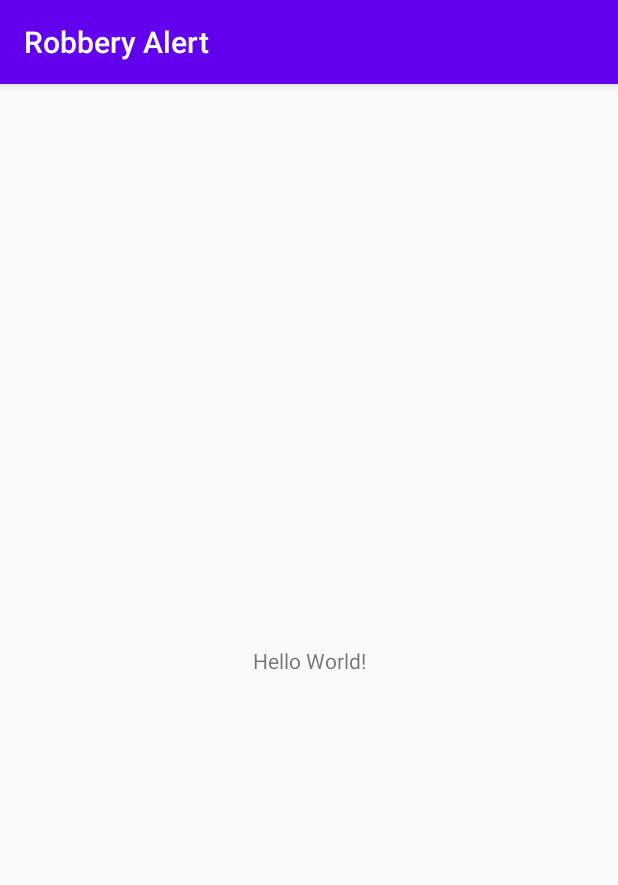
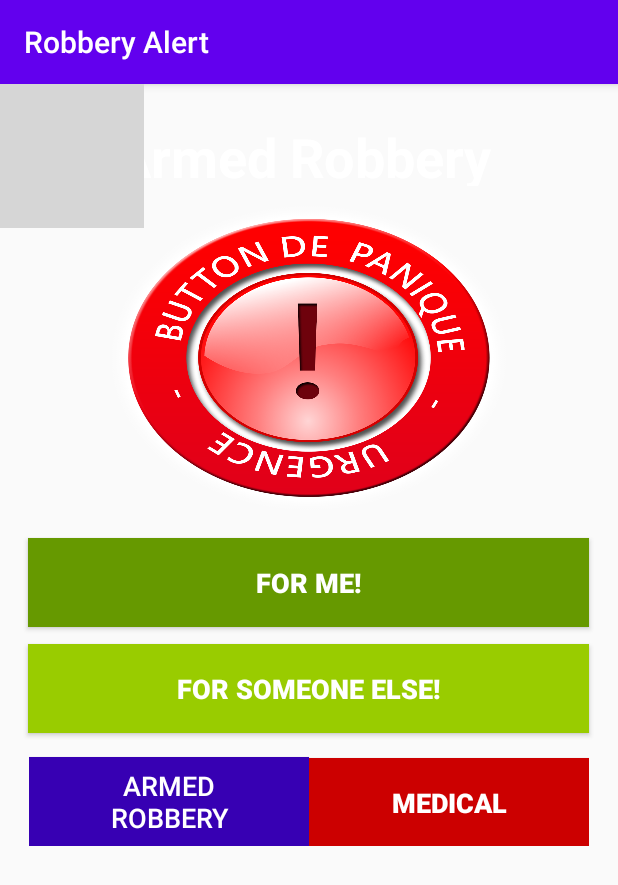
Before and after one commit to Yveskab/R-A-System, an Android app: the screen it shows after launch (MainActivity), on a phone screen of 412 x 824 dp. Shown: the top 885 px of the screen. Run offline under Robolectric (Android 15) with nearby library versions, the phone set to English and light mode, and no system bars; grey boxes are pictures that could not be loaded.

Commit message:
version 2

```diff
--- /dev/null
+++ b/app/src/main/java/yves/mycompany/robberyalert/Notification.java
@@ -0,0 +1,4 @@
+package yves.mycompany.robberyalert;
+
+public class Notification {
+}
--- a/app/src/main/res/layout/activity_main.xml
+++ b/app/src/main/res/layout/activity_main.xml
@@ -6,13 +6,140 @@
     android:layout_height="match_parent"
     tools:context=".MainActivity">
 
-    <TextView
+    <ImageView
+        android:id="@+id/imageView"
         android:layout_width="wrap_content"
         android:layout_height="wrap_content"
-        android:text="Hello World!"
+        android:scaleType="fitXY"
         app:layout_constraintBottom_toBottomOf="parent"
-        app:layout_constraintLeft_toLeftOf="parent"
-        app:layout_constraintRight_toRightOf="parent"
+        app:layout_constraintEnd_toEndOf="parent"
+        app:layout_constraintHorizontal_bias="0.0"
+        app:layout_constraintStart_toStartOf="parent"
+        app:layout_constraintTop_toTopOf="parent"
+        app:layout_constraintVertical_bias="0.0"
+        app:srcCompat="@drawable/darkbackground" />
+
+    <ImageView
+        android:id="@+id/imageView2"
+        android:layout_width="272dp"
+        android:layout_height="209dp"
+        android:layout_marginTop="10dp"
+        android:scaleType="fitXY"
+        app:layout_constraintEnd_toEndOf="parent"
+        app:layout_constraintStart_toStartOf="parent"
+        app:layout_constraintTop_toBottomOf="@+id/textView"
+        app:srcCompat="@drawable/red_button_fr" />
+
+    <TextView
+        android:id="@+id/textView"
+        android:layout_width="258dp"
+        android:layout_height="44dp"
+        android:layout_marginTop="24dp"
+        android:text="@string/app_name_text"
+        android:textColor="@android:color/background_light"
+        android:textSize="36sp"
+        android:textStyle="bold"
+        app:layout_constraintEnd_toEndOf="parent"
+        app:layout_constraintHorizontal_bias="0.496"
+        app:layout_constraintStart_toStartOf="parent"
         app:layout_constraintTop_toTopOf="parent" />
 
+    <Button
+        android:id="@+id/my_button"
+        android:layout_width="374dp"
+        android:layout_height="59dp"
+        android:layout_marginTop="15dp"
+        android:background="@android:color/holo_green_dark"
+        android:text="@string/my_button"
+        android:textColor="#ffff"
+        android:textSize="18sp"
+        android:textStyle="bold"
+        app:layout_constraintEnd_toEndOf="parent"
+        app:layout_constraintHorizontal_bias="0.486"
+        app:layout_constraintStart_toStartOf="parent"
+        app:layout_constraintTop_toBottomOf="@+id/imageView2" />
+
+    <Button
+        android:id="@+id/neighbor_button"
+        android:layout_width="374dp"
+        android:layout_height="59dp"
+        android:layout_marginTop="11dp"
+        android:background="@android:color/holo_green_light"
+        android:text="@string/neighbor_button"
+        android:textColor="#ffff"
+        android:textSize="18sp"
+        android:textStyle="bold"
+        app:layout_constraintEnd_toEndOf="parent"
+        app:layout_constraintHorizontal_bias="0.486"
+        app:layout_constraintStart_toStartOf="parent"
+        app:layout_constraintTop_toBottomOf="@+id/my_button" />
+
+    <LinearLayout
+        android:id="@+id/linearLayout"
+        android:layout_width="373dp"
+        android:layout_height="70dp"
+        android:layout_marginTop="5dp"
+        android:orientation="horizontal"
+        app:layout_constraintEnd_toEndOf="parent"
+        app:layout_constraintStart_toStartOf="parent"
+        app:layout_constraintTop_toBottomOf="@+id/neighbor_button">
+
+        <Button
+            android:id="@+id/button6"
+            android:layout_width="wrap_content"
+            android:layout_height="59dp"
+            android:layout_weight="1"
+            android:background="@color/colorPrimaryDark"
+            android:text="@string/armed_robbery_btn"
+            android:textColor="#FFFFFF"
+            android:textSize="18sp" />
+
+        <Button
+            android:id="@+id/button7"
+            android:layout_width="wrap_content"
+            android:layout_height="59dp"
+            android:layout_marginTop="11dp"
+            android:layout_weight="1"
+            android:background="@android:color/holo_red_dark"
+            android:text="@string/medical_btn"
+            android:textColor="#FFFFFF"
+            android:textSize="18sp"
+            android:textStyle="bold" />
+    </LinearLayout>
+
+    <LinearLayout
+        android:layout_width="373dp"
+        android:layout_height="82dp"
+        android:orientation="horizontal"
+        app:layout_constraintBottom_toBottomOf="@+id/imageView"
+        app:layout_constraintEnd_toEndOf="parent"
+        app:layout_constraintStart_toStartOf="parent"
+        app:layout_constraintTop_toBottomOf="@+id/linearLayout"
+        app:layout_constraintVertical_bias="0.0">
+
+        <Button
+            android:id="@+id/button8"
+            android:layout_width="wrap_content"
+            android:layout_height="59dp"
+            android:layout_marginTop="2dp"
+            android:layout_weight="1"
+            android:background="@android:color/holo_purple"
+            android:text="@string/armed_robbery_btn"
+            android:textColor="#FFFFFF"
+            android:textSize="18sp" />
+
+        <Button
+            android:id="@+id/button9"
+            android:layout_width="wrap_content"
+            android:layout_height="59dp"
+            android:layout_marginTop="11dp"
+            android:layout_weight="1"
+            android:background="@android:color/darker_gray"
+            android:text="@string/medical_btn"
+            android:textColor="#FFFFFF"
+            android:textSize="18sp"
+            android:textStyle="bold" />
+    </LinearLayout>
+
+
 </androidx.constraintlayout.widget.ConstraintLayout>
--- a/app/src/main/res/values/strings.xml
+++ b/app/src/main/res/values/strings.xml
@@ -1,3 +1,12 @@
 <resources>
     <string name="app_name">Robbery Alert</string>
+    <string name="panick_button"> Panick </string>
+    <string name="app_name_text">Armed Robbery</string>
+    <string name="my_button">For Me!</string>
+    <string name="neighbor_button">For Someone Else!</string>
+    <string name="armed_robbery_btn">Armed"\n"Robbery</string>
+    <string name="medical_button">Medica</string>
+    <string name="medical_btn">Medical</string>
+    <string name="other_emergency_btn">Other Emergency</string>
+    <string name="non_emergency_btn">Non Emergency"\n"Communication</string>
 </resources>
```
Also changed, not shown: app/src/main/res/drawable/red_button_fr.png (added), 2 other files.
